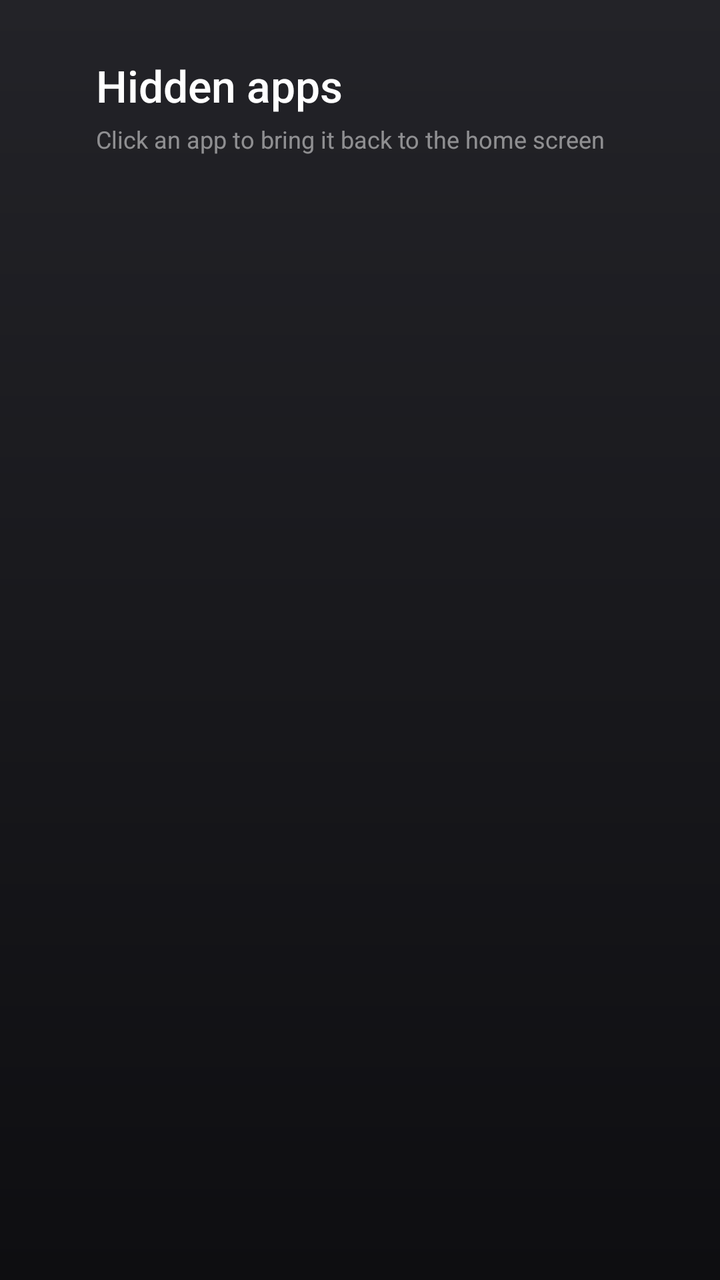
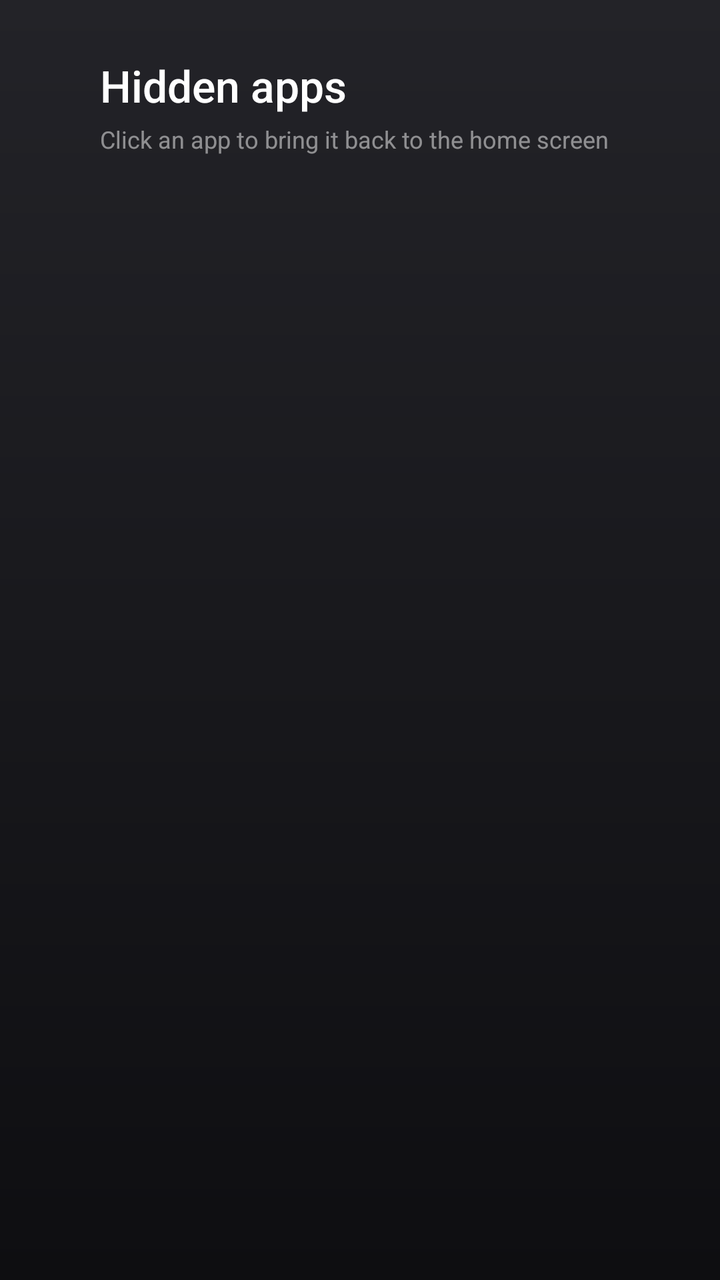

The first picture is an Android layout as it rendered before a commit; the second is the same layout after the commit. The layout source and the unified diff follow.
<!-- AndroidManifest.xml: application theme Theme.Launcher -->
<!-- res/layout/activity_hidden.xml -->
<?xml version="1.0" encoding="utf-8"?>
<FrameLayout xmlns:android="http://schemas.android.com/apk/res/android"
    android:layout_width="match_parent"
    android:layout_height="match_parent"
    android:paddingStart="48dp"
    android:paddingEnd="48dp"
    android:paddingTop="28dp"
    android:clipChildren="false"
    android:clipToPadding="false">

    <LinearLayout
        android:layout_width="wrap_content"
        android:layout_height="wrap_content"
        android:orientation="vertical">

        <TextView
            android:layout_width="wrap_content"
            android:layout_height="wrap_content"
            android:text="@string/hidden_title"
            android:textSize="22sp"
            android:textColor="#FFFFFF"
            android:fontFamily="sans-serif-medium" />

        <TextView
            android:layout_width="wrap_content"
            android:layout_height="wrap_content"
            android:layout_marginTop="4dp"
            android:text="@string/hidden_hint"
            android:textSize="12sp"
            android:textColor="#FFFFFF"
            android:alpha="0.5" />
    </LinearLayout>

    <TextView
        android:id="@+id/empty"
        android:layout_width="wrap_content"
        android:layout_height="wrap_content"
        android:layout_gravity="center"
        android:text="@string/no_hidden"
        android:textSize="16sp"
        android:textColor="#FFFFFF"
        android:alpha="0.5"
        android:visibility="gone" />

    <androidx.recyclerview.widget.RecyclerView
        android:id="@+id/grid"
        android:layout_width="match_parent"
        android:layout_height="match_parent"
        android:layout_marginTop="88dp"
        android:paddingTop="12dp"
        android:paddingBottom="40dp"
        android:clipChildren="false"
        android:clipToPadding="false"
        android:overScrollMode="never" />
</FrameLayout>
<!-- resources referenced by this layout -->
<resources>
  <string name="hidden_hint">Click an app to bring it back to the home screen</string>
  <string name="hidden_title">Hidden apps</string>
  <string name="no_hidden">No hidden apps</string>
  <style name="Theme.Launcher" parent="android:Theme.Material.NoActionBar">
          <item name="android:windowBackground">@drawable/bg_home</item>
          <item name="android:colorAccent">#FFEFEFF4</item>
          <item name="android:statusBarColor">#00000000</item>
          <item name="android:navigationBarColor">#00000000</item>
      </style>
  <!-- drawable bg_home (drawable) -->
  <?xml version="1.0" encoding="utf-8"?>
  <shape xmlns:android="http://schemas.android.com/apk/res/android"
      android:shape="rectangle">
      <gradient
          android:angle="270"
          android:startColor="#FF232328"
          android:endColor="#FF0E0E11" />
  </shape>
</resources>

<!-- the commit's change to res/layout/activity_hidden.xml (unified diff, before → after) -->
@@ -1,16 +1,13 @@
 <?xml version="1.0" encoding="utf-8"?>
 <FrameLayout xmlns:android="http://schemas.android.com/apk/res/android"
     android:layout_width="match_parent"
-    android:layout_height="match_parent"
-    android:paddingStart="48dp"
-    android:paddingEnd="48dp"
-    android:paddingTop="28dp"
-    android:clipChildren="false"
-    android:clipToPadding="false">
+    android:layout_height="match_parent">
 
     <LinearLayout
         android:layout_width="wrap_content"
         android:layout_height="wrap_content"
+        android:layout_marginStart="50dp"
+        android:layout_marginTop="28dp"
         android:orientation="vertical">
 
         <TextView
@@ -47,9 +44,12 @@
         android:layout_width="match_parent"
         android:layout_height="match_parent"
         android:layout_marginTop="88dp"
-        android:paddingTop="12dp"
-        android:paddingBottom="40dp"
-        android:clipChildren="false"
+        android:paddingStart="50dp"
+        android:paddingEnd="50dp"
+        android:paddingTop="16dp"
+        android:paddingBottom="48dp"
         android:clipToPadding="false"
+        android:requiresFadingEdge="vertical"
+        android:fadingEdgeLength="64dp"
         android:overScrollMode="never" />
 </FrameLayout>
